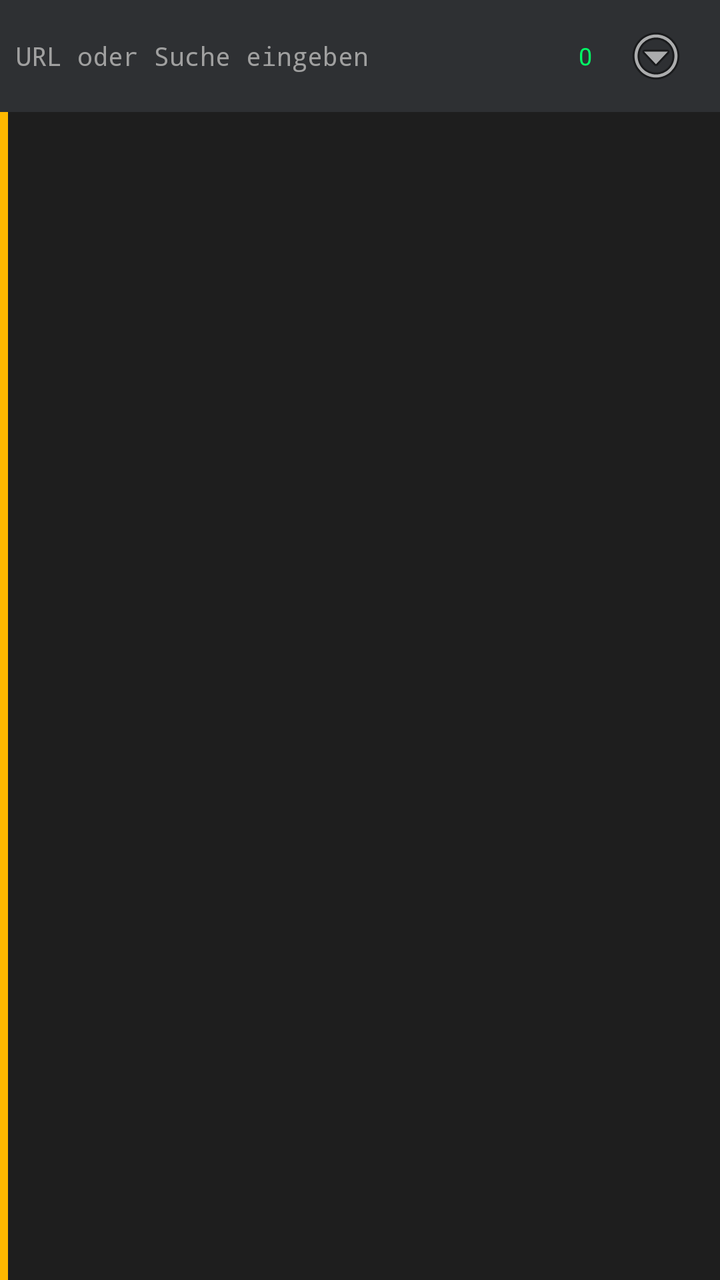
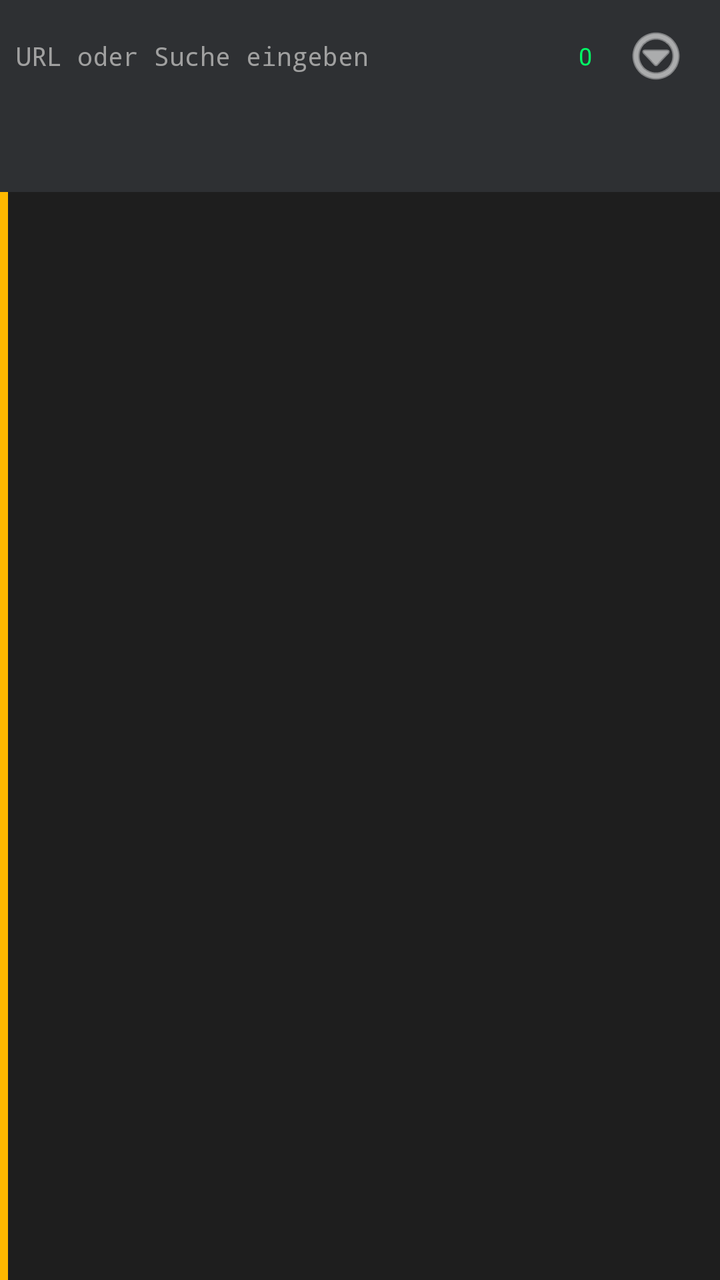

Before-and-after screenshots of an Android layout around one commit, followed by the original layout XML and the change that was made.
<!-- AndroidManifest.xml: application theme Theme.TUFBlade -->
<!-- res/layout/activity_main.xml -->
<?xml version="1.0" encoding="utf-8"?>
<androidx.constraintlayout.widget.ConstraintLayout
    xmlns:android="http://schemas.android.com/apk/res/android"
    xmlns:app="http://schemas.android.com/apk/res-auto"
    android:layout_width="match_parent"
    android:layout_height="match_parent"
    android:background="@color/bg_base">

    
    <LinearLayout
        android:id="@+id/topBar"
        android:layout_width="0dp"
        android:layout_height="@dimen/topbar_height"
        android:background="@color/bg_surface"
        android:orientation="horizontal"
        android:gravity="center_vertical"
        android:paddingHorizontal="@dimen/space_8"
        app:layout_constraintTop_toTopOf="parent"
        app:layout_constraintStart_toStartOf="parent"
        app:layout_constraintEnd_toEndOf="parent">

        <EditText
            android:id="@+id/urlField"
            android:layout_width="0dp"
            android:layout_height="wrap_content"
            android:layout_weight="1"
            android:fontFamily="monospace"
            android:textSize="@dimen/type_mono"
            android:textColor="@color/text_primary"
            android:textColorHint="@color/text_muted"
            android:hint="URL oder Suche eingeben"
            android:background="@android:color/transparent"
            android:imeOptions="actionGo"
            android:inputType="textUri"
            android:singleLine="true" />

        
        <TextView
            android:id="@+id/shieldBadge"
            android:layout_width="wrap_content"
            android:layout_height="wrap_content"
            android:layout_marginEnd="@dimen/space_8"
            android:textColor="@color/accent_success"
            android:textSize="@dimen/type_caption"
            android:text="0" />

        <ImageButton
            android:id="@+id/menuButton"
            android:layout_width="@dimen/list_row_height"
            android:layout_height="@dimen/list_row_height"
            android:background="@android:color/transparent"
            android:contentDescription="Hauptmenü"
            android:src="@android:drawable/ic_menu_more" />
    </LinearLayout>

    
    <View
        android:id="@+id/sidebar"
        android:layout_width="@dimen/sidebar_collapsed_width"
        android:layout_height="0dp"
        android:background="@color/accent_primary"
        app:layout_constraintTop_toBottomOf="@id/topBar"
        app:layout_constraintBottom_toBottomOf="parent"
        app:layout_constraintStart_toStartOf="parent" />

    
    <FrameLayout
        android:id="@+id/contentContainer"
        android:layout_width="0dp"
        android:layout_height="0dp"
        android:background="@color/bg_base"
        app:layout_constraintTop_toBottomOf="@id/topBar"
        app:layout_constraintBottom_toBottomOf="parent"
        app:layout_constraintStart_toEndOf="@id/sidebar"
        app:layout_constraintEnd_toEndOf="parent" />

    
    <LinearLayout
        android:id="@+id/snifferPanel"
        android:layout_width="0dp"
        android:layout_height="wrap_content"
        android:orientation="vertical"
        android:background="@color/bg_surface"
        android:padding="@dimen/panel_padding"
        android:visibility="gone"
        app:layout_constraintBottom_toBottomOf="parent"
        app:layout_constraintStart_toEndOf="@id/sidebar"
        app:layout_constraintEnd_toEndOf="parent" />

</androidx.constraintlayout.widget.ConstraintLayout>
<!-- resources referenced by this layout -->
<resources>
  <color name="accent_primary">#FFB800</color>
  <color name="accent_success">#00FF66</color>
  <color name="bg_base">#1E1E1E</color>
  <color name="bg_surface">#2E3033</color>
  <color name="text_muted">#A0A0A0</color>
  <color name="text_primary">#FFFFFF</color>
  <dimen name="list_row_height">48dp</dimen>
  <dimen name="panel_padding">16dp</dimen>
  <dimen name="sidebar_collapsed_width">4dp</dimen>
  <dimen name="space_8">8dp</dimen>
  <dimen name="topbar_height">56dp</dimen>
  <dimen name="type_caption">12sp</dimen>
  <dimen name="type_mono">13sp</dimen>
  <style name="Theme.TUFBlade" parent="Theme.Material3.DayNight.NoActionBar">
          <item name="android:windowBackground">@color/bg_base</item>
          <item name="android:forceDarkAllowed">false</item>
          <item name="colorPrimary">@color/accent_primary</item>
          <item name="colorSecondary">@color/accent_success</item>
          <item name="colorError">@color/accent_danger</item>
          <item name="android:textColor">@color/text_primary</item>
          <item name="android:statusBarColor">@color/bg_base</item>
          <item name="android:navigationBarColor">@color/bg_base</item>
      </style>
  <color name="accent_danger">#FF3B3B</color>
</resources>

<!-- the commit's change to res/layout/activity_main.xml (unified diff, before → after) -->
@@ -6,7 +6,6 @@
     android:layout_height="match_parent"
     android:background="@color/bg_base">
 
-    
     <LinearLayout
         android:id="@+id/topBar"
         android:layout_width="0dp"
@@ -34,7 +33,6 @@
             android:inputType="textUri"
             android:singleLine="true" />
 
-        
         <TextView
             android:id="@+id/shieldBadge"
             android:layout_width="wrap_content"
@@ -48,33 +46,62 @@
             android:id="@+id/menuButton"
             android:layout_width="@dimen/list_row_height"
             android:layout_height="@dimen/list_row_height"
-            android:background="@android:color/transparent"
+            android:background="@drawable/ripple_accent_circle"
             android:contentDescription="Hauptmenü"
-            android:src="@android:drawable/ic_menu_more" />
+            android:src="@android:drawable/ic_menu_more"
+            app:tint="@color/text_primary" />
     </LinearLayout>
 
-    
-    <View
+    <HorizontalScrollView
+        android:id="@+id/tabStripScroll"
+        android:layout_width="0dp"
+        android:layout_height="40dp"
+        android:background="@color/bg_surface"
+        android:scrollbars="none"
+        app:layout_constraintTop_toBottomOf="@id/topBar"
+        app:layout_constraintStart_toStartOf="parent"
+        app:layout_constraintEnd_toEndOf="parent">
+
+        <LinearLayout
+            android:id="@+id/tabStrip"
+            android:layout_width="wrap_content"
+            android:layout_height="match_parent"
+            android:orientation="horizontal"
+            android:paddingHorizontal="@dimen/space_8"
+            android:gravity="center_vertical" />
+    </HorizontalScrollView>
+
+    <LinearLayout
         android:id="@+id/sidebar"
         android:layout_width="@dimen/sidebar_collapsed_width"
         android:layout_height="0dp"
-        android:background="@color/accent_primary"
-        app:layout_constraintTop_toBottomOf="@id/topBar"
+        android:orientation="vertical"
+        android:background="@color/bg_surface"
+        android:clickable="true"
+        android:focusable="true"
+        app:layout_constraintTop_toBottomOf="@id/tabStripScroll"
         app:layout_constraintBottom_toBottomOf="parent"
         app:layout_constraintStart_toStartOf="parent" />
 
-    
+    <View
+        android:id="@+id/sidebarAccentLine"
+        android:layout_width="@dimen/sidebar_collapsed_width"
+        android:layout_height="0dp"
+        android:background="@color/accent_primary"
+        app:layout_constraintTop_toBottomOf="@id/tabStripScroll"
+        app:layout_constraintBottom_toBottomOf="parent"
+        app:layout_constraintStart_toStartOf="parent" />
+
     <FrameLayout
         android:id="@+id/contentContainer"
         android:layout_width="0dp"
         android:layout_height="0dp"
         android:background="@color/bg_base"
-        app:layout_constraintTop_toBottomOf="@id/topBar"
+        app:layout_constraintTop_toBottomOf="@id/tabStripScroll"
         app:layout_constraintBottom_toBottomOf="parent"
         app:layout_constraintStart_toEndOf="@id/sidebar"
         app:layout_constraintEnd_toEndOf="parent" />
 
-    
     <LinearLayout
         android:id="@+id/snifferPanel"
         android:layout_width="0dp"
<!-- resource entries referenced after the edit -->
@@ -13,6 +13,16 @@
   <dimen name="topbar_height">56dp</dimen>
   <dimen name="type_caption">12sp</dimen>
   <dimen name="type_mono">13sp</dimen>
+  <!-- drawable ripple_accent_circle (drawable) -->
+  <?xml version="1.0" encoding="utf-8"?>
+  <ripple xmlns:android="http://schemas.android.com/apk/res/android"
+      android:color="@color/ripple_accent">
+      <item android:id="@android:id/mask">
+          <shape android:shape="oval">
+              <solid android:color="@android:color/white" />
+          </shape>
+      </item>
+  </ripple>
   <style name="Theme.TUFBlade" parent="Theme.Material3.DayNight.NoActionBar">
           <item name="android:windowBackground">@color/bg_base</item>
           <item name="android:forceDarkAllowed">false</item>
@@ -23,6 +33,7 @@
           <item name="android:statusBarColor">@color/bg_base</item>
           <item name="android:navigationBarColor">@color/bg_base</item>
       </style>
+  <color name="ripple_accent">#33FFB800</color>
   <color name="accent_danger">#FF3B3B</color>
 </resources>
 
